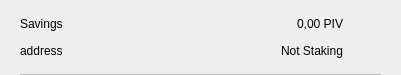
Old version of the form src/qt/mk2x/forms/csrow.ui in the repository mk2crypto/MK2.
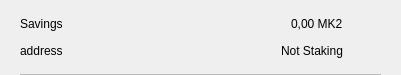
New version of the form. Icons and pictures are not drawn.

Diff of the .ui file:
```diff
--- a/src/qt/mk2x/forms/csrow.ui
+++ b/src/qt/mk2x/forms/csrow.ui
@@ -102,7 +102,7 @@
            <item>
             <widget class="QLabel" name="labelAmount">
              <property name="text">
-              <string>0,00 PIV</string>
+              <string>0,00 MK2</string>
              </property>
             </widget>
            </item>
```
